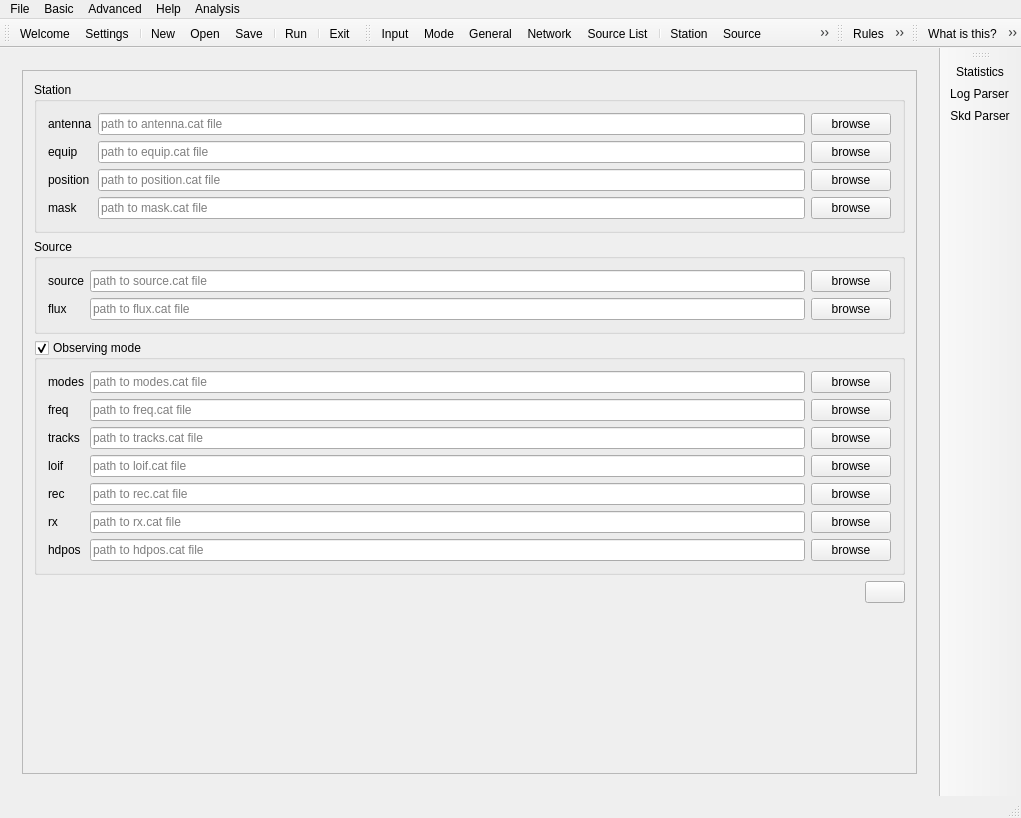
Before: the Qt Designer form mainwindow.ui in TUW-VieVS/VieSchedpp, drawn with Qt 5.
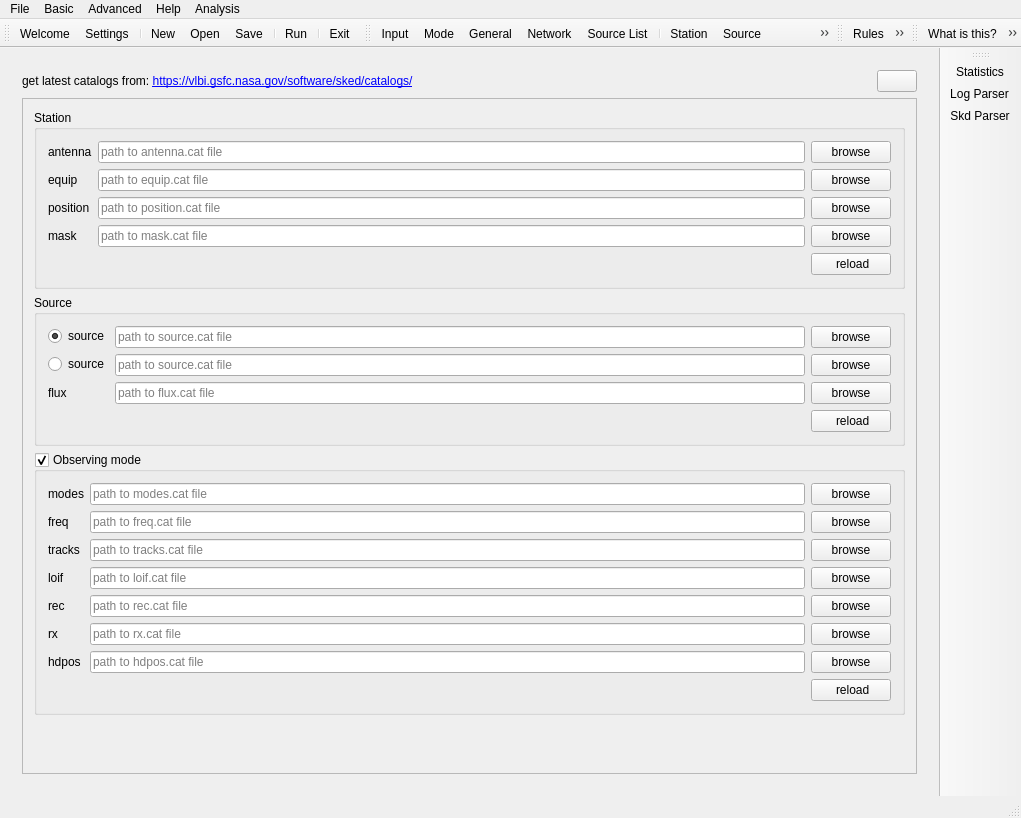
After: the same form once the commit is applied. The open tabs and pages were chosen to show the change. Icons and pictures are not drawn.

Patch:
```diff
--- a/mainwindow.ui
+++ b/mainwindow.ui
@@ -18,7 +18,7 @@
     <item>
      <widget class="QStackedWidget" name="main_stacked">
       <property name="currentIndex">
-       <number>18</number>
+       <number>2</number>
       </property>
       <widget class="QWidget" name="welcome">
        <property name="toolTip">
@@ -848,6 +848,50 @@
         <string>input files</string>
        </property>
        <layout class="QVBoxLayout" name="verticalLayout_19">
+        <item>
+         <layout class="QHBoxLayout" name="horizontalLayout_87">
+          <item>
+           <widget class="QLabel" name="label_84">
+            <property name="text">
+             <string>&lt;html&gt;&lt;head/&gt;&lt;body&gt;&lt;p&gt;get latest catalogs from: &lt;a href=&quot;https://vlbi.gsfc.nasa.gov/software/sked/catalogs/&quot;&gt;&lt;span style=&quot; text-decoration: underline; color:#0000ff;&quot;&gt;https://vlbi.gsfc.nasa.gov/software/sked/catalogs/&lt;/span&gt;&lt;/a&gt;&lt;/p&gt;&lt;/body&gt;&lt;/html&gt;</string>
+            </property>
+            <property name="openExternalLinks">
+             <bool>true</bool>
+            </property>
+           </widget>
+          </item>
+          <item>
+           <spacer name="horizontalSpacer_10">
+            <property name="orientation">
+             <enum>Qt::Horizontal</enum>
+            </property>
+            <property name="sizeHint" stdset="0">
+             <size>
+              <width>40</width>
+              <height>20</height>
+             </size>
+            </property>
+           </spacer>
+          </item>
+          <item>
+           <widget class="QPushButton" name="pushButton_saveCatalogPathes">
+            <property name="toolTip">
+             <string>save all pathes</string>
+            </property>
+            <property name="statusTip">
+             <string>save all pathes</string>
+            </property>
+            <property name="text">
+             <string/>
+            </property>
+            <property name="icon">
+             <iconset resource="myresources.qrc">
+              <normaloff>:/icons/icons/document-export.png</normaloff>:/icons/icons/document-export.png</iconset>
+            </property>
+           </widget>
+          </item>
+         </layout>
+        </item>
         <item>
          <widget class="QScrollArea" name="scrollArea">
           <property name="widgetResizable">
@@ -858,8 +902,8 @@
             <rect>
              <x>0</x>
              <y>0</y>
-             <width>247</width>
-             <height>611</height>
+             <width>929</width>
+             <height>717</height>
             </rect>
            </property>
            <layout class="QVBoxLayout" name="verticalLayout_47">
@@ -868,6 +912,8 @@
               <property name="title">
                <string>Station</string>
               </property>
+              <layout class="QVBoxLayout" name="verticalLayout_67">
+               <item>
               <layout class="QFormLayout" name="formLayout_7">
                <item row="0" column="0">
                 <widget class="QLabel" name="label_50">
@@ -1049,6 +1095,36 @@
                 </layout>
                </item>
               </layout>
+               </item>
+               <item>
+                <layout class="QHBoxLayout" name="horizontalLayout_94">
+                 <item>
+                  <spacer name="horizontalSpacer_46">
+                   <property name="orientation">
+                    <enum>Qt::Horizontal</enum>
+                   </property>
+                   <property name="sizeHint" stdset="0">
+                    <size>
+                     <width>40</width>
+                     <height>20</height>
+                    </size>
+                   </property>
+                  </spacer>
+                 </item>
+                 <item>
+                  <widget class="QPushButton" name="pushButton_stations">
+                   <property name="text">
+                    <string> reload</string>
+                   </property>
+                   <property name="icon">
+                    <iconset>
+                     <normaloff>icons/view-refresh-7.png</normaloff>icons/view-refresh-7.png</iconset>
+                   </property>
+                  </widget>
+                 </item>
+                </layout>
+               </item>
+              </layout>
              </widget>
             </item>
             <item>
@@ -1056,12 +1132,17 @@
               <property name="title">
                <string>Source</string>
               </property>
+              <layout class="QVBoxLayout" name="verticalLayout_68">
+               <item>
               <layout class="QFormLayout" name="formLayout_8">
                <item row="0" column="0">
-                <widget class="QLabel" name="label_52">
+                  <widget class="QRadioButton" name="radioButton_browseSource">
                  <property name="text">
                   <string>source</string>
                  </property>
+                   <property name="checked">
+                    <bool>true</bool>
+                   </property>
                 </widget>
                </item>
                <item row="0" column="1">
@@ -1102,13 +1183,42 @@
                 </layout>
                </item>
                <item row="1" column="0">
+                  <widget class="QRadioButton" name="radioButton_browseSource2">
+                   <property name="text">
+                    <string>source</string>
+                   </property>
+                  </widget>
+                 </item>
+                 <item row="1" column="1">
+                  <layout class="QHBoxLayout" name="horizontalLayout_75">
+                   <item>
+                    <widget class="QLineEdit" name="lineEdit_browseSource2">
+                     <property name="placeholderText">
+                      <string>path to source.cat file</string>
+                     </property>
+                    </widget>
+                   </item>
+                   <item>
+                    <widget class="QPushButton" name="pushButton_browseSource2">
+                     <property name="text">
+                      <string>browse</string>
+                     </property>
+                     <property name="icon">
+                      <iconset resource="myresources.qrc">
+                       <normaloff>:/icons/icons/folder-saved-search.png</normaloff>:/icons/icons/folder-saved-search.png</iconset>
+                     </property>
+                    </widget>
+                   </item>
+                  </layout>
+                 </item>
+                 <item row="2" column="0">
                 <widget class="QLabel" name="label_55">
                  <property name="text">
                   <string>flux</string>
                  </property>
                 </widget>
                </item>
-               <item row="1" column="1">
+                 <item row="2" column="1">
                 <layout class="QHBoxLayout" name="horizontalLayout_53">
                  <item>
                   <widget class="QLineEdit" name="lineEdit_pathFlux">
@@ -1146,6 +1256,36 @@
                 </layout>
                </item>
               </layout>
+               </item>
+               <item>
+                <layout class="QHBoxLayout" name="horizontalLayout_98">
+                 <item>
+                  <spacer name="horizontalSpacer_47">
+                   <property name="orientation">
+                    <enum>Qt::Horizontal</enum>
+                   </property>
+                   <property name="sizeHint" stdset="0">
+                    <size>
+                     <width>40</width>
+                     <height>20</height>
+                    </size>
+                   </property>
+                  </spacer>
+                 </item>
+                 <item>
+                  <widget class="QPushButton" name="pushButton_reloadsources">
+                   <property name="text">
+                    <string> reload</string>
+                   </property>
+                   <property name="icon">
+                    <iconset>
+                     <normaloff>icons/view-refresh-7.png</normaloff>icons/view-refresh-7.png</iconset>
+                   </property>
+                  </widget>
+                 </item>
+                </layout>
+               </item>
+              </layout>
              </widget>
             </item>
             <item>
@@ -1163,6 +1303,8 @@
               <property name="checkable">
                <bool>true</bool>
               </property>
+              <layout class="QVBoxLayout" name="verticalLayout_69">
+               <item>
               <layout class="QFormLayout" name="formLayout_9">
                <item row="0" column="0">
                 <widget class="QLabel" name="label_56">
@@ -1473,12 +1615,11 @@
                 </layout>
                </item>
               </layout>
-             </widget>
             </item>
             <item>
-             <layout class="QHBoxLayout" name="horizontalLayout_87">
+                <layout class="QHBoxLayout" name="horizontalLayout_99">
               <item>
-               <spacer name="horizontalSpacer_10">
+                  <spacer name="horizontalSpacer_48">
                 <property name="orientation">
                  <enum>Qt::Horizontal</enum>
                 </property>
@@ -1491,23 +1632,20 @@
                </spacer>
               </item>
               <item>
-               <widget class="QPushButton" name="pushButton_saveCatalogPathes">
-                <property name="toolTip">
-                 <string>save all pathes</string>
-                </property>
-                <property name="statusTip">
-                 <string>save all pathes</string>
-                </property>
+                  <widget class="QPushButton" name="pushButton_reloadcatalogs">
                 <property name="text">
-                 <string/>
+                    <string> reload</string>
                 </property>
                 <property name="icon">
-                 <iconset resource="myresources.qrc">
-                  <normaloff>:/icons/icons/document-export.png</normaloff>:/icons/icons/document-export.png</iconset>
+                    <iconset>
+                     <normaloff>icons/view-refresh-7.png</normaloff>icons/view-refresh-7.png</iconset>
                 </property>
                </widget>
               </item>
              </layout>
+               </item>
+              </layout>
+             </widget>
             </item>
             <item>
              <spacer name="verticalSpacer_3">
@@ -6410,8 +6548,8 @@
             <rect>
              <x>0</x>
              <y>0</y>
-             <width>633</width>
-             <height>576</height>
+             <width>943</width>
+             <height>697</height>
             </rect>
            </property>
            <layout class="QHBoxLayout" name="horizontalLayout_89">
```
Left out of the diff: 240 changed lines with no effect on the pictures. Lines whose indentation alone changed are shown as unchanged.
